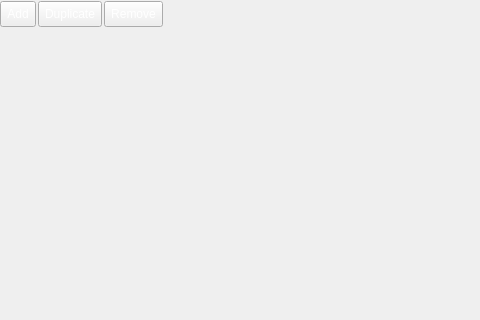
This is ApplicationUi/TopologyWidget.ui in kacerpetr/NNCreator as Qt 5 draws it before an edit; both pictures show x 0 to 480 and y 0 to 320 of the 755 by 711 pixel window. The edited form follows.
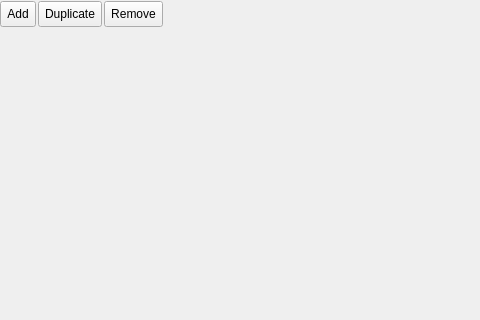
This is the edited form. Icons and pictures are not drawn.

```diff
--- a/ApplicationUi/TopologyWidget.ui
+++ b/ApplicationUi/TopologyWidget.ui
@@ -96,9 +96,6 @@
         <property name="toolTip">
          <string>Appends new layer that will became new output layer.</string>
         </property>
-        <property name="styleSheet">
-         <string notr="true">color: white;</string>
-        </property>
         <property name="text">
          <string>Add</string>
         </property>
@@ -137,9 +134,6 @@
         <property name="toolTip">
          <string>Dupplicates selected layer.</string>
         </property>
-        <property name="styleSheet">
-         <string notr="true">color: white;</string>
-        </property>
         <property name="text">
          <string>Duplicate</string>
         </property>
@@ -175,9 +169,6 @@
         <property name="toolTip">
          <string>Removes selected layer.</string>
         </property>
-        <property name="styleSheet">
-         <string notr="true">color: white;</string>
-        </property>
         <property name="text">
          <string>Remove</string>
         </property>
```
